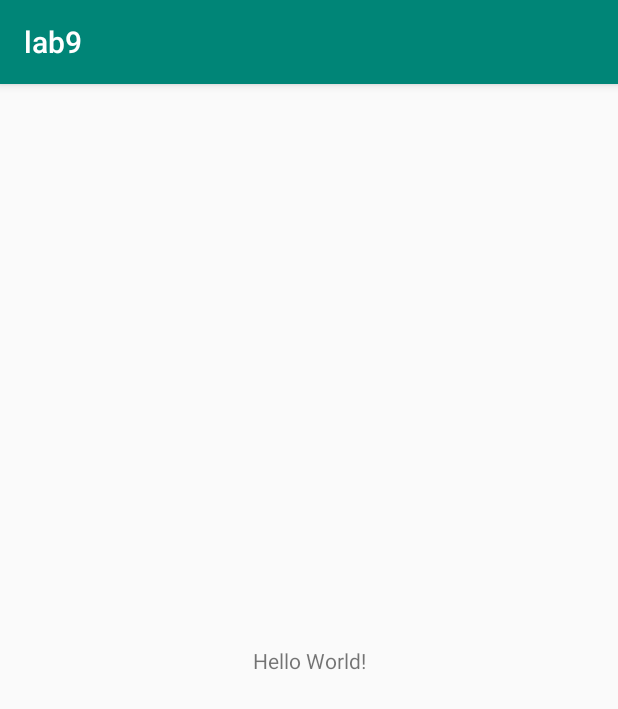
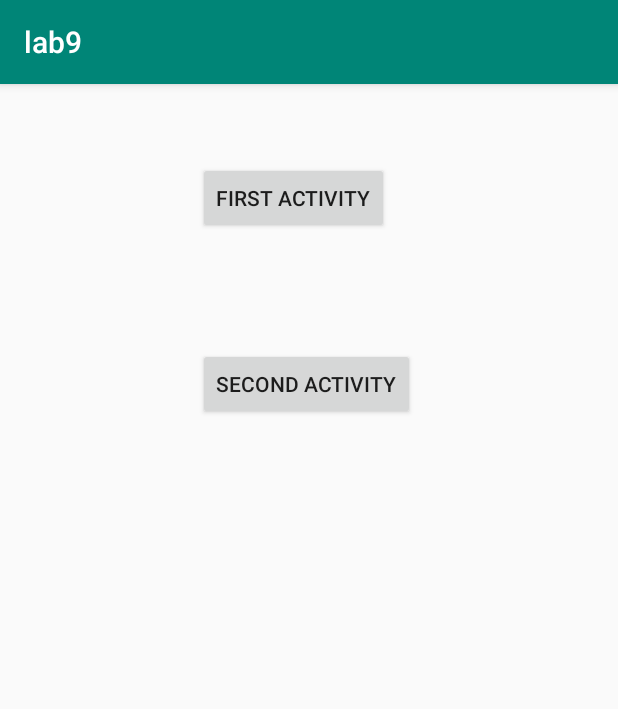
Before and after one commit to Dybcioo/AndroidLab, an Android app: the screen it shows after launch (MainActivity), on a phone screen of 412 x 824 dp. Shown: the top 709 px of the screen. Run offline under Robolectric (Android 15) with nearby library versions, the phone set to English and light mode, and no system bars.

Commit message:
add task one [lab9]

```diff
--- a/lab9/app/src/main/AndroidManifest.xml
+++ b/lab9/app/src/main/AndroidManifest.xml
@@ -9,6 +9,8 @@
         android:roundIcon="@mipmap/ic_launcher_round"
         android:supportsRtl="true"
         android:theme="@style/AppTheme">
+        <activity android:name=".SecondActivity"></activity>
+        <activity android:name=".ShowImageActivity" />
         <activity android:name=".MainActivity">
             <intent-filter>
                 <action android:name="android.intent.action.MAIN" />
--- a/lab9/app/src/main/res/layout/activity_main.xml
+++ b/lab9/app/src/main/res/layout/activity_main.xml
@@ -6,13 +6,27 @@
     android:layout_height="match_parent"
     tools:context=".MainActivity">
 
-    <TextView
+    <Button
+        android:id="@+id/firstActivity"
         android:layout_width="wrap_content"
         android:layout_height="wrap_content"
-        android:text="Hello World!"
-        app:layout_constraintBottom_toBottomOf="parent"
-        app:layout_constraintLeft_toLeftOf="parent"
-        app:layout_constraintRight_toRightOf="parent"
+        android:layout_marginStart="132dp"
+        android:layout_marginLeft="132dp"
+        android:layout_marginTop="52dp"
+        android:onClick="onFirstActivityClick"
+        android:text="first activity"
+        app:layout_constraintStart_toStartOf="parent"
         app:layout_constraintTop_toTopOf="parent" />
 
+    <Button
+        android:id="@+id/secondActivity"
+        android:layout_width="wrap_content"
+        android:layout_height="wrap_content"
+        android:layout_marginStart="132dp"
+        android:layout_marginLeft="132dp"
+        android:layout_marginTop="76dp"
+        android:onClick="onSecondActivityClick"
+        android:text="second activity"
+        app:layout_constraintStart_toStartOf="parent"
+        app:layout_constraintTop_toBottomOf="@+id/firstActivity" />
 </androidx.constraintlayout.widget.ConstraintLayout>
--- /dev/null
+++ b/lab9/app/src/main/res/values/dimens.xml
@@ -0,0 +1,5 @@
+<?xml version="1.0" encoding="utf-8"?>
+<resources>
+    <dimen name="jelly_width">300dp</dimen>
+    <dimen name="jelly_height">300dp</dimen>
+</resources>
```
Also changed, not shown: lab9/app/src/main/java/com/example/lab9/MainActivity.java (+11 -0 lines), lab9/app/src/main/java/com/example/lab9/SecondActivity.java (added, +37 -0 lines), lab9/app/src/main/java/com/example/lab9/ShowImageActivity.java (added, +22 -0 lines), lab9/app/src/main/res/layout/activity_show_image.xml (added, +13 -0 lines), 3 other files.
